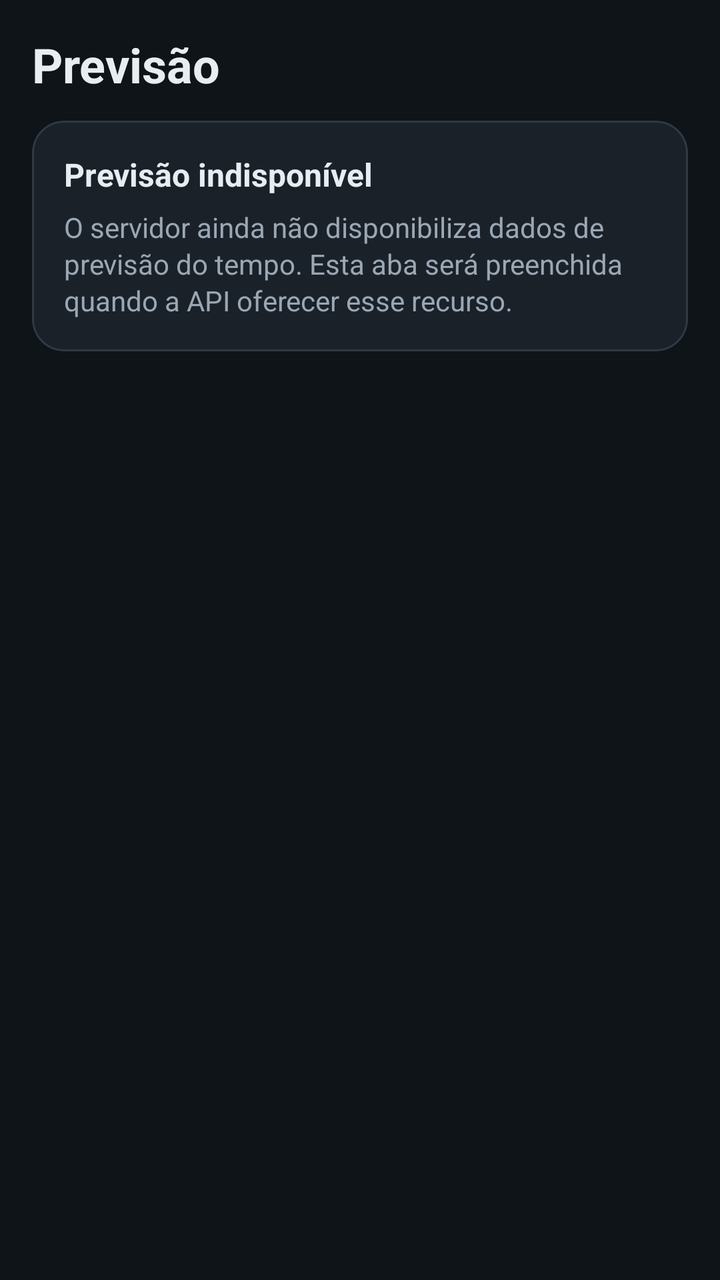
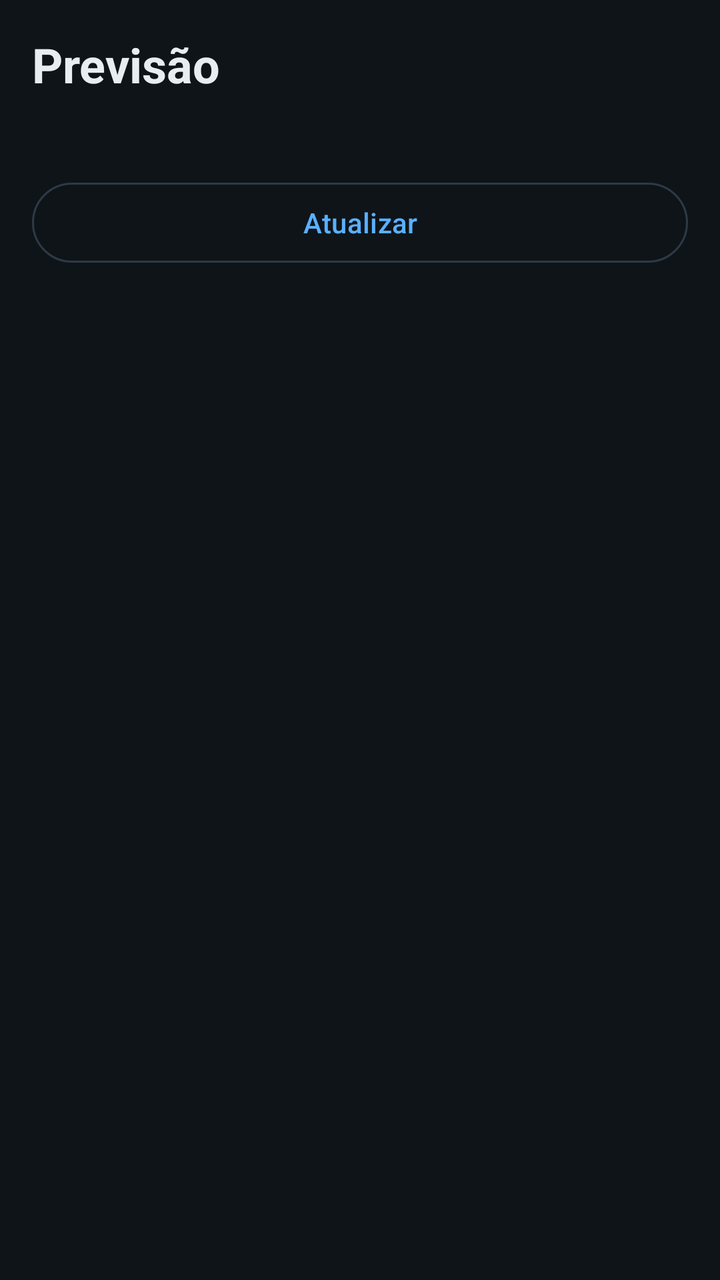

Before-and-after screenshots of an Android layout around one commit, followed by the original layout XML and the change that was made.
<!-- AndroidManifest.xml: application theme Theme.Alagamentos -->
<!-- res/layout/fragment_previsao.xml -->
<?xml version="1.0" encoding="utf-8"?>
<ScrollView xmlns:android="http://schemas.android.com/apk/res/android"
    xmlns:app="http://schemas.android.com/apk/res-auto"
    android:layout_width="match_parent"
    android:layout_height="match_parent"
    android:background="@color/bg_dark">

    <LinearLayout
        android:layout_width="match_parent"
        android:layout_height="wrap_content"
        android:orientation="vertical"
        android:paddingHorizontal="16dp"
        android:paddingTop="16dp"
        android:paddingBottom="16dp">

        <TextView
            android:layout_width="wrap_content"
            android:layout_height="wrap_content"
            android:text="@string/previsao_titulo"
            android:textColor="@color/text_primary"
            android:textSize="24sp"
            android:textStyle="bold" />

        
        <com.google.android.material.card.MaterialCardView
            android:layout_width="match_parent"
            android:layout_height="wrap_content"
            android:layout_marginTop="12dp"
            app:cardBackgroundColor="@color/surface"
            app:cardCornerRadius="16dp"
            app:strokeColor="@color/divider"
            app:strokeWidth="1dp">

            <LinearLayout
                android:layout_width="match_parent"
                android:layout_height="wrap_content"
                android:orientation="vertical"
                android:padding="16dp">

                <TextView
                    android:layout_width="wrap_content"
                    android:layout_height="wrap_content"
                    android:text="@string/previsao_indisponivel_titulo"
                    android:textColor="@color/text_primary"
                    android:textSize="16sp"
                    android:textStyle="bold" />

                <TextView
                    android:layout_width="match_parent"
                    android:layout_height="wrap_content"
                    android:layout_marginTop="6dp"
                    android:lineSpacingExtra="2dp"
                    android:text="@string/previsao_indisponivel_descricao"
                    android:textColor="@color/text_secondary"
                    android:textSize="14sp" />
            </LinearLayout>
        </com.google.android.material.card.MaterialCardView>
    </LinearLayout>
</ScrollView>
<!-- resources referenced by this layout -->
<resources>
  <color name="bg_dark">#0F1419</color>
  <color name="divider">#2E3A46</color>
  <color name="surface">#1A2129</color>
  <color name="text_primary">#E8EDF2</color>
  <color name="text_secondary">#9AA7B4</color>
  <string name="previsao_indisponivel_descricao">O servidor ainda não disponibiliza dados de previsão do tempo. Esta aba será preenchida quando a API oferecer esse recurso.</string>
  <string name="previsao_indisponivel_titulo">Previsão indisponível</string>
  <string name="previsao_titulo">Previsão</string>
  <style name="Theme.Alagamentos" parent="Theme.Material3.Dark.NoActionBar">
          <item name="colorPrimary">@color/accent</item>
          <item name="colorOnPrimary">@color/on_accent</item>
          <item name="colorSecondary">@color/accent</item>
          <item name="colorOnSecondary">@color/on_accent</item>
  
          <item name="android:colorBackground">@color/bg_dark</item>
          <item name="colorSurface">@color/surface</item>
          <item name="colorSurfaceVariant">@color/surface_variant</item>
          <item name="colorOnBackground">@color/text_primary</item>
          <item name="colorOnSurface">@color/text_primary</item>
          <item name="colorOnSurfaceVariant">@color/text_secondary</item>
          <item name="colorOutline">@color/divider</item>
  
          <item name="colorSecondaryContainer">#1E3A5F</item>
          <item name="colorOnSecondaryContainer">@color/accent</item>
  
          <item name="android:statusBarColor">@color/bg_dark</item>
          <item name="android:navigationBarColor">@color/bg_dark</item>
      </style>
  <color name="accent">#5AB0FF</color>
  <color name="on_accent">#0F1419</color>
  <color name="surface_variant">#242D37</color>
</resources>

<!-- the commit's change to res/layout/fragment_previsao.xml (unified diff, before → after) -->
@@ -21,11 +21,30 @@
             android:textSize="24sp"
             android:textStyle="bold" />
 
+        <TextView
+            android:id="@+id/txt_previsao_local"
+            android:layout_width="wrap_content"
+            android:layout_height="wrap_content"
+            android:layout_marginTop="4dp"
+            android:textColor="@color/text_secondary"
+            android:textSize="14sp" />
+
+        <ProgressBar
+            android:id="@+id/progresso_previsao"
+            style="?android:attr/progressBarStyleHorizontal"
+            android:layout_width="match_parent"
+            android:layout_height="wrap_content"
+            android:layout_marginTop="8dp"
+            android:indeterminate="true"
+            android:visibility="gone" />
+
         
         <com.google.android.material.card.MaterialCardView
+            android:id="@+id/card_previsao_erro"
             android:layout_width="match_parent"
             android:layout_height="wrap_content"
             android:layout_marginTop="12dp"
+            android:visibility="gone"
             app:cardBackgroundColor="@color/surface"
             app:cardCornerRadius="16dp"
             app:strokeColor="@color/divider"
@@ -38,22 +57,161 @@
                 android:padding="16dp">
 
                 <TextView
+                    android:id="@+id/txt_previsao_erro_titulo"
                     android:layout_width="wrap_content"
                     android:layout_height="wrap_content"
-                    android:text="@string/previsao_indisponivel_titulo"
                     android:textColor="@color/text_primary"
                     android:textSize="16sp"
                     android:textStyle="bold" />
 
                 <TextView
+                    android:id="@+id/txt_previsao_erro_descricao"
                     android:layout_width="match_parent"
                     android:layout_height="wrap_content"
                     android:layout_marginTop="6dp"
                     android:lineSpacingExtra="2dp"
-                    android:text="@string/previsao_indisponivel_descricao"
                     android:textColor="@color/text_secondary"
                     android:textSize="14sp" />
             </LinearLayout>
         </com.google.android.material.card.MaterialCardView>
+
+        <LinearLayout
+            android:id="@+id/grupo_previsao_resultado"
+            android:layout_width="match_parent"
+            android:layout_height="wrap_content"
+            android:orientation="vertical"
+            android:visibility="gone">
+
+            
+            <com.google.android.material.card.MaterialCardView
+                android:layout_width="match_parent"
+                android:layout_height="wrap_content"
+                android:layout_marginTop="12dp"
+                app:cardBackgroundColor="@color/surface"
+                app:cardCornerRadius="16dp"
+                app:strokeColor="@color/divider"
+                app:strokeWidth="1dp">
+
+                <LinearLayout
+                    android:layout_width="match_parent"
+                    android:layout_height="wrap_content"
+                    android:orientation="horizontal"
+                    android:padding="16dp">
+
+                    <View
+                        android:id="@+id/risco_indicador"
+                        android:layout_width="6dp"
+                        android:layout_height="match_parent"
+                        android:layout_marginEnd="14dp" />
+
+                    <LinearLayout
+                        android:layout_width="0dp"
+                        android:layout_height="wrap_content"
+                        android:layout_weight="1"
+                        android:orientation="vertical">
+
+                        <TextView
+                            android:layout_width="wrap_content"
+                            android:layout_height="wrap_content"
+                            android:text="@string/previsao_risco_agora"
+                            android:textColor="@color/text_secondary"
+                            android:textSize="12sp"
+                            android:textStyle="bold" />
+
+                        <TextView
+                            android:id="@+id/txt_risco_nivel"
+                            android:layout_width="wrap_content"
+                            android:layout_height="wrap_content"
+                            android:layout_marginTop="2dp"
+                            android:textSize="30sp"
+                            android:textStyle="bold" />
+
+                        <TextView
+                            android:id="@+id/txt_risco_score"
+                            android:layout_width="wrap_content"
+                            android:layout_height="wrap_content"
+                            android:textColor="@color/text_secondary"
+                            android:textSize="14sp" />
+                    </LinearLayout>
+                </LinearLayout>
+            </com.google.android.material.card.MaterialCardView>
+
+            
+            <TextView
+                android:layout_width="wrap_content"
+                android:layout_height="wrap_content"
+                android:layout_marginTop="16dp"
+                android:text="@string/previsao_fontes_titulo"
+                android:textColor="@color/text_secondary"
+                android:textSize="12sp"
+                android:textStyle="bold" />
+
+            <com.google.android.material.card.MaterialCardView
+                android:layout_width="match_parent"
+                android:layout_height="wrap_content"
+                android:layout_marginTop="8dp"
+                app:cardBackgroundColor="@color/surface"
+                app:cardCornerRadius="16dp"
+                app:strokeColor="@color/divider"
+                app:strokeWidth="1dp">
+
+                <LinearLayout
+                    android:layout_width="match_parent"
+                    android:layout_height="wrap_content"
+                    android:orientation="vertical"
+                    android:paddingHorizontal="16dp"
+                    android:paddingVertical="8dp">
+
+                    <include android:id="@+id/info_chuva_agora" layout="@layout/item_info" />
+                    <include android:id="@+id/info_pico_previsto" layout="@layout/item_info" />
+                    <include android:id="@+id/info_pluviometro" layout="@layout/item_info" />
+                    <include android:id="@+id/info_relatos" layout="@layout/item_info" />
+                    <include android:id="@+id/info_cptec" layout="@layout/item_info" />
+                </LinearLayout>
+            </com.google.android.material.card.MaterialCardView>
+
+            <TextView
+                android:layout_width="match_parent"
+                android:layout_height="wrap_content"
+                android:layout_marginTop="12dp"
+                android:lineSpacingExtra="2dp"
+                android:text="@string/previsao_explicacao"
+                android:textColor="@color/text_secondary"
+                android:textSize="12sp" />
+        </LinearLayout>
+
+        <com.google.android.material.button.MaterialButton
+            android:id="@+id/btn_previsao_atualizar"
+            style="@style/Widget.Material3.Button.OutlinedButton"
+            android:layout_width="match_parent"
+            android:layout_height="wrap_content"
+            android:layout_marginTop="16dp"
+            android:text="@string/previsao_atualizar" />
     </LinearLayout>
 </ScrollView>
+<!-- res/layout/item_info.xml (included above) -->
+<?xml version="1.0" encoding="utf-8"?>
+<LinearLayout xmlns:android="http://schemas.android.com/apk/res/android"
+    android:layout_width="match_parent"
+    android:layout_height="wrap_content"
+    android:orientation="horizontal"
+    android:paddingVertical="8dp">
+
+    <TextView
+        android:id="@+id/txt_rotulo"
+        android:layout_width="0dp"
+        android:layout_height="wrap_content"
+        android:layout_weight="1"
+        android:textColor="@color/text_secondary"
+        android:textSize="14sp" />
+
+    <TextView
+        android:id="@+id/txt_valor"
+        android:layout_width="0dp"
+        android:layout_height="wrap_content"
+        android:layout_weight="1"
+        android:gravity="end"
+        android:textColor="@color/text_primary"
+        android:textSize="14sp"
+        android:textStyle="bold" />
+</LinearLayout>
<!-- resource entries referenced after the edit -->
@@ -5,8 +5,10 @@
   <color name="surface">#1A2129</color>
   <color name="text_primary">#E8EDF2</color>
   <color name="text_secondary">#9AA7B4</color>
-  <string name="previsao_indisponivel_descricao">O servidor ainda não disponibiliza dados de previsão do tempo. Esta aba será preenchida quando a API oferecer esse recurso.</string>
-  <string name="previsao_indisponivel_titulo">Previsão indisponível</string>
+  <string name="previsao_atualizar">Atualizar</string>
+  <string name="previsao_explicacao" formatted="false">O risco combina chuva atual (35%), pluviômetro local (25%), previsão (25%) e relatos de usuários próximos (15%). Fontes sem dado no momento têm o peso redistribuído entre as demais.</string>
+  <string name="previsao_fontes_titulo">O QUE ENTROU NO CÁLCULO</string>
+  <string name="previsao_risco_agora">RISCO DE ALAGAMENTO AGORA</string>
   <string name="previsao_titulo">Previsão</string>
   <style name="Theme.Alagamentos" parent="Theme.Material3.Dark.NoActionBar">
           <item name="colorPrimary">@color/accent</item>
